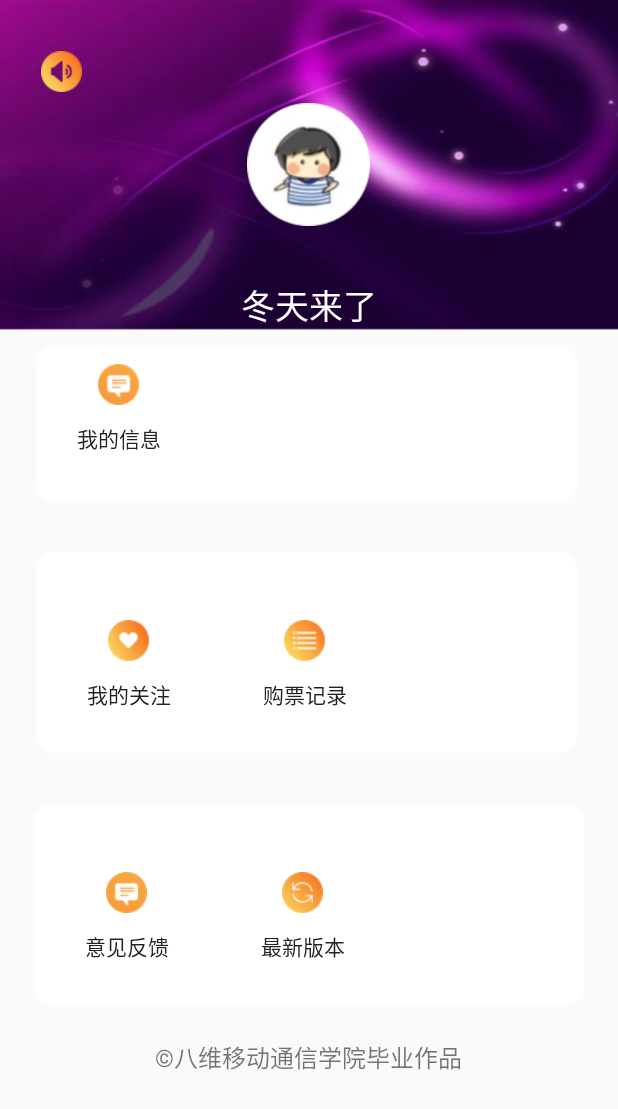
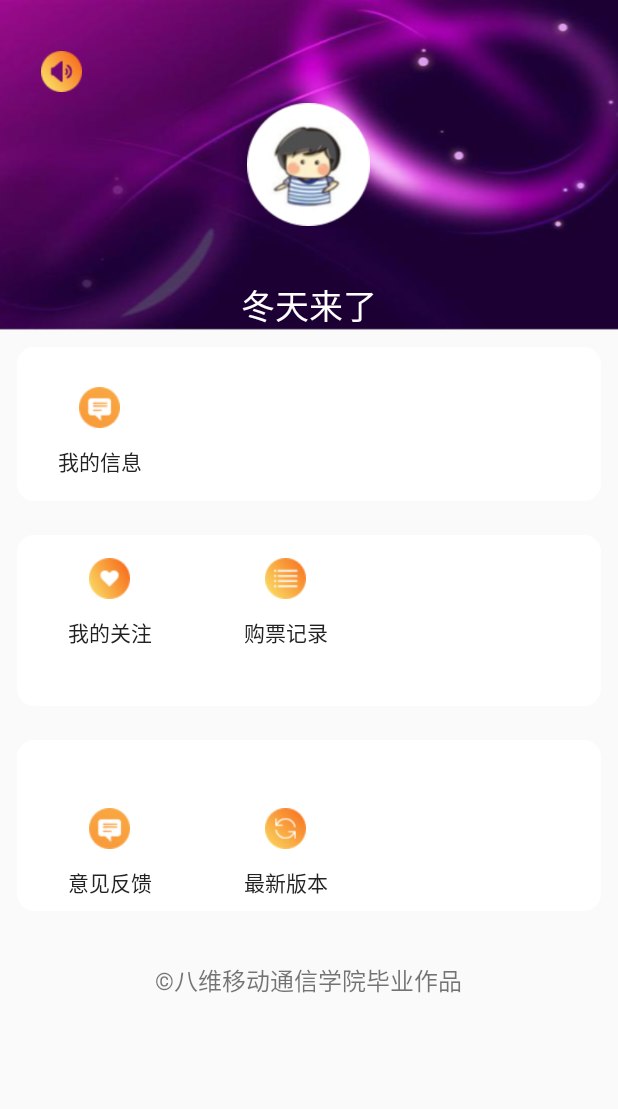
Before and after one commit to qinguangshuai/FiveGroup, an Android app: the fragment MyFragment shown on its own in the app's theme, on a phone screen of 412 x 824 dp. Shown: the top 1109 px of the screen. Run offline under Robolectric (Android 15) with nearby library versions, the phone set to English and light mode, and no system bars; our stand-ins replace ButterKnife; network calls fail.

Commit message:
cinema commit

```diff
--- a/app/src/main/java/com/bw/movie/cinema/SeatSelectionActivity/activity/SeatSelectionActivity.java
+++ b/app/src/main/java/com/bw/movie/cinema/SeatSelectionActivity/activity/SeatSelectionActivity.java
@@ -50,10 +50,6 @@ public class SeatSelectionActivity extends BaseActivity {
     @Override
     public void initView() {
         ButterKnife.bind(this);
-
-    /*    if (!EventBus.getDefault().isRegistered(this)) {
-            EventBus.getDefault().register(this);
-        }*/
         seatTableView.setGetData(new SeatTable.getDatas() {
             @Override
             public void getDate(int sizes) {
@@ -64,24 +60,6 @@ public class SeatSelectionActivity extends BaseActivity {
         });
 
     }
-
-   /* @Subscribe(threadMode = ThreadMode.MAIN)
-    public void getSeat(SeatEvent seatEvent) {
-
-      //  Toast.makeText(this, seatEvent.getId()+"", Toast.LENGTH_SHORT).show();
-        v21 = 0;
-        double v = Double.parseDouble(paerprice);
-        v21 = v * seatEvent.getId();
-        cinemaprice.setText(v21 + "");
-
-    }*/
-
-   /* @Override
-    protected void onDestroy() {
-        super.onDestroy();
-        EventBus.getDefault().unregister(this);
-    }*/
-
     @Override
     public void initListener() {
 
--- a/app/src/main/java/com/bw/movie/cinema/findmovieschedulelist/service/FindMovieScheduleListService.java
+++ b/app/src/main/java/com/bw/movie/cinema/findmovieschedulelist/service/FindMovieScheduleListService.java
@@ -15,5 +15,6 @@ public interface  FindMovieScheduleListService {
 
 
     @GET("movie/v1/findMovieScheduleList")
-    Observable<FindMovieScheduleListBean> getFindMovieScheduleList(@Query("cinemasId") int cinemasId, @Query("movieId") int movieId);
+    Observable<FindMovieScheduleListBean> getFindMovieScheduleList(@Query("cinemasId") int cinemasId,
+                                                                   @Query("movieId") int movieId);
 }
--- /dev/null
+++ b/app/src/main/res/drawable/zhifushape_orange.xml
@@ -0,0 +1,5 @@
+<?xml version="1.0" encoding="utf-8"?>
+<shape xmlns:android="http://schemas.android.com/apk/res/android">
+<gradient android:startColor="#f5bc0e" android:endColor="#f98808"></gradient>
+
+</shape>
--- a/app/src/main/res/layout/fragment_cinema.xml
+++ b/app/src/main/res/layout/fragment_cinema.xml
@@ -23,11 +23,13 @@
             android:layout_height="@dimen/dp_30"
             android:layout_marginTop="@dimen/dp_5"
             android:textColor="#000"
+
             android:layout_gravity="center_vertical"
-            android:text="111"/>
+            android:text="北京"/>
         <com.bw.movie.custom.SearchView
-            android:layout_width="match_parent"
+            android:layout_width="wrap_content"
             android:gravity="right"
+            android:layout_weight="1"
             android:layout_height="wrap_content"></com.bw.movie.custom.SearchView>
     </LinearLayout>
     <RadioGroup
--- a/app/src/main/res/layout/fragment_my.xml
+++ b/app/src/main/res/layout/fragment_my.xml
@@ -2,133 +2,147 @@
     xmlns:tools="http://schemas.android.com/tools"
     android:layout_width="match_parent"
     android:layout_height="match_parent"
-    android:orientation="vertical"
-    >
+    android:orientation="vertical">
 
     <RelativeLayout
         android:layout_width="match_parent"
         android:layout_height="220dp"
-    android:background="@drawable/my_background"
-    >
+        android:background="@drawable/my_background">
+
         <ImageView
+            android:id="@+id/my_sound"
             android:layout_width="@dimen/dp_24"
             android:layout_height="@dimen/dp_24"
-        android:src="@drawable/my_icon_remind_default_hdpi"
-        android:id="@+id/my_sound"
+            android:layout_marginLeft="@dimen/dp_24"
             android:layout_marginTop="@dimen/dp_30"
-        android:layout_marginLeft="@dimen/dp_24"
-        />
+            android:src="@drawable/my_icon_remind_default_hdpi" />
+
         <ImageView
+            android:id="@+id/my_touxiang"
             android:layout_width="@dimen/dp_72"
             android:layout_height="@dimen/dp_72"
             android:layout_centerInParent="true"
-        android:src="@drawable/touxiang"
-        android:id="@+id/my_touxiang"/>
+            android:src="@drawable/touxiang" />
+
         <TextView
+            android:id="@+id/my_name"
             android:layout_width="wrap_content"
             android:layout_height="wrap_content"
             android:layout_alignParentBottom="true"
             android:layout_centerHorizontal="true"
             android:text="冬天来了"
             android:textColor="#fff"
-        android:textSize="@dimen/dp_20"
-        android:id="@+id/my_name"/>
+            android:textSize="@dimen/dp_20" />
 
     </RelativeLayout>
 
     <LinearLayout
         android:layout_width="match_parent"
         android:layout_height="@dimen/dp_90"
+        android:layout_margin="@dimen/dp_10"
+        android:background="@drawable/my_shape"
         android:orientation="vertical"
-        android:background="@drawable/my_shape"
-        android:layout_marginTop="@dimen/dp_10"
-        android:layout_marginLeft="24dp"
-        android:layout_marginRight="@dimen/dp_24">
+
+        >
+
         <LinearLayout
             android:layout_width="wrap_content"
-            android:layout_height="wrap_content"
+            android:layout_height="match_parent"
             android:layout_marginLeft="@dimen/dp_24"
+            android:gravity="center"
             android:orientation="vertical">
+
             <ImageView
+                android:id="@+id/my_info"
                 android:layout_width="@dimen/dp_24"
                 android:layout_height="@dimen/dp_24"
-                android:src="@drawable/my_icon_feedback_default_hdpi"
+                android:layout_gravity="center"
                 android:layout_marginTop="@dimen/dp_10"
-                android:layout_gravity="center"
-                android:id="@+id/my_info"/>
+                android:src="@drawable/my_icon_feedback_default_hdpi" />
+
             <TextView
                 android:layout_width="wrap_content"
                 android:layout_height="wrap_content"
+                android:layout_marginTop="@dimen/dp_10"
                 android:text="我的信息"
                 android:textColor="#222"
-                android:textSize="@dimen/dp_12"
-                android:layout_marginTop="@dimen/dp_10" />
+                android:textSize="@dimen/dp_12" />
         </LinearLayout>
     </LinearLayout>
 
     <LinearLayout
         android:layout_width="match_parent"
-        android:layout_height="wrap_content"
-        android:orientation="horizontal"
+        android:layout_height="@dimen/dp_100"
+        android:layout_margin="@dimen/dp_10"
         android:background="@drawable/my_shape"
-        android:layout_marginTop="@dimen/dp_30"
-        android:layout_marginLeft="24dp"
-        android:layout_marginRight="@dimen/dp_24">
+        android:orientation="horizontal">
+
         <LinearLayout
             android:layout_width="wrap_content"
-            android:layout_height="100dp"
-            android:layout_marginTop="@dimen/dp_30">
+            android:layout_height="match_parent"
+
+           >
+
             <LinearLayout
                 android:layout_width="wrap_content"
-                android:layout_height="wrap_content"
+                android:layout_height="match_parent"
                 android:layout_marginLeft="@dimen/dp_30"
+                android:gravity="center"
+                android:layout_marginBottom="@dimen/dp_20"
                 android:orientation="vertical">
+
                 <ImageView
+                    android:id="@+id/my_love"
                     android:layout_width="@dimen/dp_24"
                     android:layout_height="@dimen/dp_24"
-                    android:src="@drawable/my_icon_attention_default_hdpi"
                     android:layout_gravity="center"
-                    android:layout_marginTop="@dimen/dp_10"
-                    android:id="@+id/my_love"/>
+
+                    android:src="@drawable/my_icon_attention_default_hdpi" />
+
                 <TextView
                     android:layout_width="wrap_content"
                     android:layout_height="wrap_content"
+                    android:layout_gravity="center"
+                    android:layout_marginTop="@dimen/dp_10"
                     android:text="我的关注"
-                    android:textSize="@dimen/dp_12"
                     android:textColor="#222"
-                    android:layout_marginTop="@dimen/dp_10"
-                    android:layout_gravity="center"/>
+                    android:textSize="@dimen/dp_12" />
             </LinearLayout>
 
         </LinearLayout>
 
         <LinearLayout
             android:layout_width="wrap_content"
-            android:layout_height="100dp"
-            android:orientation="vertical"
-            android:layout_marginTop="@dimen/dp_30"
+            android:layout_height="match_parent"
+            android:paddingBottom="@dimen/dp_20"
             android:layout_marginLeft="@dimen/dp_24"
-            android:layout_marginRight="@dimen/dp_24">
+
+            android:layout_marginRight="@dimen/dp_24"
+            android:orientation="vertical">
+
             <LinearLayout
                 android:layout_width="wrap_content"
-                android:layout_height="wrap_content"
+                android:layout_height="match_parent"
                 android:layout_marginLeft="@dimen/dp_30"
+                android:gravity="center"
                 android:orientation="vertical">
+
                 <ImageView
+                    android:id="@+id/my_message"
                     android:layout_width="@dimen/dp_24"
                     android:layout_height="@dimen/dp_24"
-                    android:src="@drawable/my_icon_rccord_default_hdpi"
                     android:layout_gravity="center"
-                    android:layout_marginTop="@dimen/dp_10"
-                    android:id="@+id/my_message"/>
+
+                    android:src="@drawable/my_icon_rccord_default_hdpi" />
+
                 <TextView
                     android:layout_width="wrap_content"
                     android:layout_height="wrap_content"
+                    android:layout_gravity="center"
+                    android:layout_marginTop="@dimen/dp_10"
                     android:text="购票记录"
                     android:textColor="#222"
-                    android:textSize="@dimen/dp_12"
-                    android:layout_marginTop="@dimen/dp_10"
-                    android:layout_gravity="center"/>
+                    android:textSize="@dimen/dp_12" />
             </LinearLayout>
         </LinearLayout>
 
@@ -137,75 +151,79 @@
 
     <LinearLayout
         android:layout_width="match_parent"
-        android:layout_height="wrap_content"
-        android:orientation="horizontal"
+        android:layout_height="@dimen/dp_100"
+        android:layout_gravity="center"
+       android:layout_margin="@dimen/dp_10"
         android:background="@drawable/my_shape"
-        android:layout_marginTop="@dimen/dp_30"
-        android:layout_marginLeft="@dimen/dp_20"
-        android:layout_marginRight="@dimen/dp_20"
-        android:layout_gravity="center">
+        android:orientation="horizontal">
+
         <LinearLayout
             android:layout_width="wrap_content"
-            android:layout_height="100dp"
+            android:layout_height="wrap_content"
+            android:layout_marginTop="@dimen/dp_30"
+            android:background="@drawable/my_shape"
             android:orientation="vertical"
-            android:background="@drawable/my_shape"
-            android:layout_marginTop="@dimen/dp_30"
 
             >
+
             <LinearLayout
                 android:layout_width="wrap_content"
                 android:layout_height="wrap_content"
                 android:layout_marginLeft="@dimen/dp_30"
+
                 android:orientation="vertical">
+
                 <ImageView
+                    android:id="@+id/my_opinion"
                     android:layout_width="@dimen/dp_24"
                     android:layout_height="@dimen/dp_24"
-                    android:src="@drawable/my_icon_feedback_default_hdpi"
                     android:layout_gravity="center"
                     android:layout_marginTop="@dimen/dp_10"
-                    android:id="@+id/my_opinion"/>
+                    android:src="@drawable/my_icon_feedback_default_hdpi" />
+
                 <TextView
                     android:layout_width="wrap_content"
                     android:layout_height="wrap_content"
+                    android:layout_gravity="center"
+                    android:layout_marginTop="@dimen/dp_10"
                     android:text="意见反馈"
                     android:textColor="#222"
-                    android:layout_marginTop="@dimen/dp_10"
-                   android:layout_gravity="center"
-                    android:textSize="@dimen/dp_12"
-                   />
+                    android:textSize="@dimen/dp_12" />
             </LinearLayout>
 
         </LinearLayout>
 
         <LinearLayout
             android:layout_width="match_parent"
-            android:layout_height="100dp"
+            android:layout_height="@dimen/dp_90"
+            android:layout_margin="@dimen/dp_30"
+            android:background="@drawable/my_shape"
             android:orientation="vertical"
-            android:background="@drawable/my_shape"
-            android:layout_marginTop="@dimen/dp_30"
 
             >
+
             <LinearLayout
                 android:layout_width="wrap_content"
                 android:layout_height="wrap_content"
-                android:layout_marginLeft="@dimen/dp_54"
+                android:layout_marginLeft="@dimen/dp_24"
                 android:orientation="vertical">
+
                 <ImageView
+                    android:id="@+id/my_new"
                     android:layout_width="@dimen/dp_24"
                     android:layout_height="@dimen/dp_24"
-                    android:src="@drawable/my_icon_version_default_hdpi"
                     android:layout_gravity="center"
                     android:layout_marginTop="@dimen/dp_10"
-                    android:id="@+id/my_new"/>
+                    android:src="@drawable/my_icon_version_default_hdpi" />
+
                 <TextView
                     android:layout_width="wrap_content"
                     android:layout_height="wrap_content"
+                    android:layout_gravity="center"
+                    android:layout_marginTop="@dimen/dp_10"
                     android:text="最新版本"
-                    android:textSize="@dimen/dp_12"
                     android:textColor="#222"
-                    android:layout_marginTop="@dimen/dp_10"
-                  android:layout_gravity="center"
-                    />
+                    android:textSize="@dimen/dp_12" />
             </LinearLayout>
 
         </LinearLayout>
@@ -215,10 +233,10 @@
     <TextView
         android:layout_width="wrap_content"
         android:layout_height="wrap_content"
-        android:text="©八维移动通信学院毕业作品"
         android:layout_gravity="center"
         android:layout_marginTop="@dimen/dp_20"
-        android:textSize="@dimen/dp_14"/>
+        android:text="©八维移动通信学院毕业作品"
+        android:textSize="@dimen/dp_14" />
 
 
 </LinearLayout>
--- a/app/src/main/res/layout/seatpopuitem.xml
+++ b/app/src/main/res/layout/seatpopuitem.xml
@@ -81,7 +81,6 @@
 
             <RadioButton
                 android:id="@+id/weixinfu"
-
                 android:layout_width="wrap_content"
                 android:layout_height="wrap_content" />
 
@@ -97,7 +96,7 @@
         android:layout_width="match_parent"
         android:layout_height="wrap_content"
         android:layout_marginTop="@dimen/dp_25"
-        android:background="#f15f0b"
+        android:background="@drawable/zhifushape_orange"
         android:text="支付"
         android:textColor="#fff"
         android:textSize="@dimen/dp_16" />
```
Lines whose indentation alone changed are shown as unchanged.
